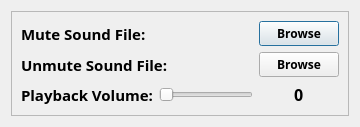
Qt form Speechless/layouts/custom_sounds_window.ui (J05hr/Speechless) before a commit.
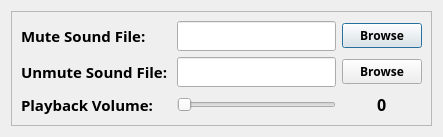
The same form after that commit.

Diff of the .ui file:
```diff
--- a/Speechless/layouts/custom_sounds_window.ui
+++ b/Speechless/layouts/custom_sounds_window.ui
@@ -6,7 +6,7 @@
    <rect>
     <x>0</x>
     <y>0</y>
-    <width>360</width>
+    <width>433</width>
     <height>118</height>
    </rect>
   </property>
@@ -43,8 +43,38 @@
       <enum>QFrame::Plain</enum>
      </property>
      <layout class="QGridLayout" name="gridLayout_2">
-      <item row="1" column="0" colspan="2" alignment="Qt::AlignLeft">
-       <widget class="QLabel" name="label_2">
+      <item row="2" column="3" alignment="Qt::AlignHCenter">
+       <widget class="QLabel" name="volumeLabel">
+        <property name="font">
+         <font>
+          <family>Unispace</family>
+          <pointsize>12</pointsize>
+          <weight>75</weight>
+          <bold>true</bold>
+         </font>
+        </property>
+        <property name="text">
+         <string>0</string>
+        </property>
+       </widget>
+      </item>
+      <item row="0" column="3">
+       <widget class="QPushButton" name="muteBrowseButton">
+        <property name="font">
+         <font>
+          <family>Unispace</family>
+          <pointsize>9</pointsize>
+          <weight>75</weight>
+          <bold>true</bold>
+         </font>
+        </property>
+        <property name="text">
+         <string>Browse</string>
+        </property>
+       </widget>
+      </item>
+      <item row="2" column="0" alignment="Qt::AlignLeft">
+       <widget class="QLabel" name="label_3">
         <property name="font">
          <font>
           <family>Unispace</family>
@@ -54,7 +84,7 @@
          </font>
         </property>
         <property name="text">
-         <string>Unmute Sound File: </string>
+         <string>Playback Volume:</string>
         </property>
        </widget>
       </item>
@@ -73,22 +103,7 @@
         </property>
        </widget>
       </item>
-      <item row="0" column="2">
-       <widget class="QPushButton" name="muteBrowseButton">
-        <property name="font">
-         <font>
-          <family>Unispace</family>
-          <pointsize>9</pointsize>
-          <weight>75</weight>
-          <bold>true</bold>
-         </font>
-        </property>
-        <property name="text">
-         <string>Browse</string>
-        </property>
-       </widget>
-      </item>
-      <item row="1" column="2">
+      <item row="1" column="3">
        <widget class="QPushButton" name="unmuteBrowseButton">
         <property name="font">
          <font>
@@ -103,43 +118,61 @@
         </property>
        </widget>
       </item>
-      <item row="2" column="1">
+      <item row="1" column="0" colspan="2" alignment="Qt::AlignLeft">
+       <widget class="QLabel" name="label_2">
+        <property name="font">
+         <font>
+          <family>Unispace</family>
+          <pointsize>11</pointsize>
+          <weight>75</weight>
+          <bold>true</bold>
+         </font>
+        </property>
+        <property name="text">
+         <string>Unmute Sound File: </string>
+        </property>
+       </widget>
+      </item>
+      <item row="1" column="2">
+       <widget class="QLineEdit" name="unmuteSoundName">
+        <property name="font">
+         <font>
+          <family>Unispace</family>
+          <pointsize>11</pointsize>
+          <weight>75</weight>
+          <bold>true</bold>
+         </font>
+        </property>
+        <property name="readOnly">
+         <bool>true</bool>
+        </property>
+       </widget>
+      </item>
+      <item row="0" column="2">
+       <widget class="QLineEdit" name="muteSoundName">
+        <property name="enabled">
+         <bool>true</bool>
+        </property>
+        <property name="font">
+         <font>
+          <family>Unispace</family>
+          <pointsize>11</pointsize>
+          <weight>75</weight>
+          <bold>true</bold>
+         </font>
+        </property>
+        <property name="readOnly">
+         <bool>true</bool>
+        </property>
+       </widget>
+      </item>
+      <item row="2" column="2">
        <widget class="QSlider" name="volumeSlider">
         <property name="orientation">
          <enum>Qt::Horizontal</enum>
         </property>
        </widget>
       </item>
-      <item row="2" column="0" alignment="Qt::AlignLeft">
-       <widget class="QLabel" name="label_3">
-        <property name="font">
-         <font>
-          <family>Unispace</family>
-          <pointsize>11</pointsize>
-          <weight>75</weight>
-          <bold>true</bold>
-         </font>
-        </property>
-        <property name="text">
-         <string>Playback Volume:</string>
-        </property>
-       </widget>
-      </item>
-      <item row="2" column="2" alignment="Qt::AlignHCenter">
-       <widget class="QLabel" name="volumeLabel">
-        <property name="font">
-         <font>
-          <family>Unispace</family>
-          <pointsize>12</pointsize>
-          <weight>75</weight>
-          <bold>true</bold>
-         </font>
-        </property>
-        <property name="text">
-         <string>0</string>
-        </property>
-       </widget>
-      </item>
      </layout>
     </widget>
    </item>
```
